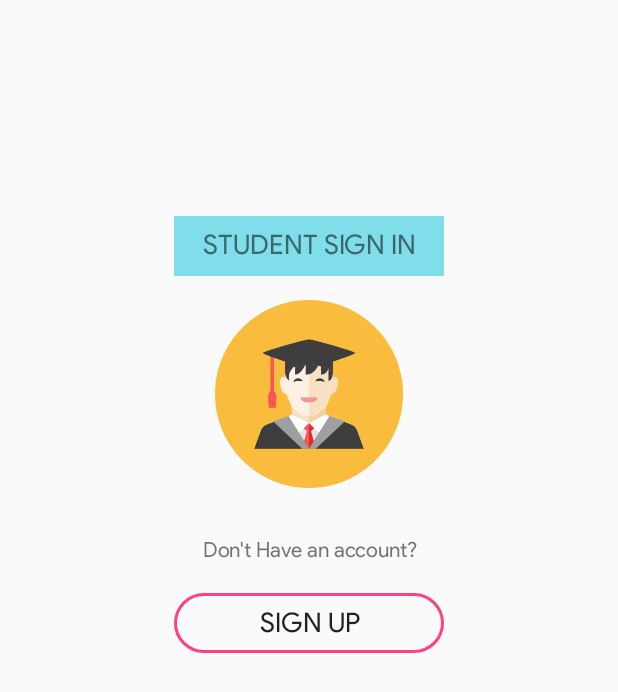
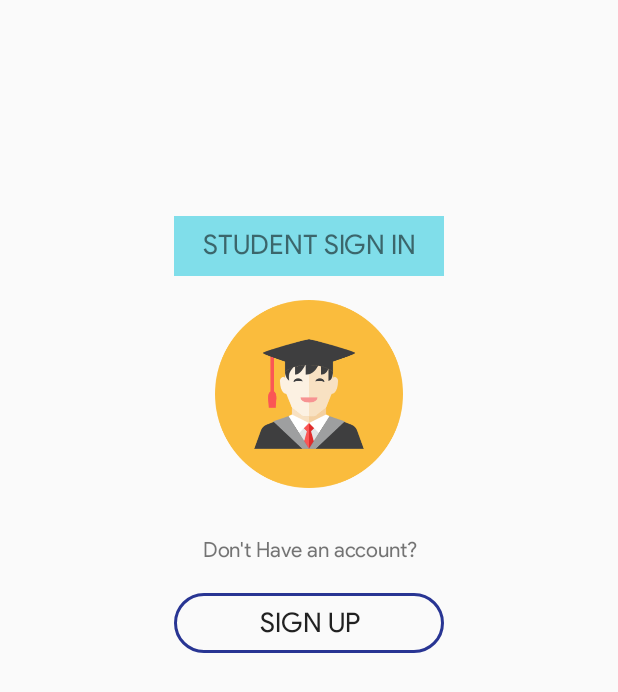
Before and after one commit to m-anas-j/AutomatedAttendanceSystem, an Android app: the screen it shows after launch (WelcomeScreenActivity), on a phone screen of 412 x 824 dp. Shown: the top 692 px of the screen. Run offline under Robolectric (Android 15) with nearby library versions, the phone set to English and light mode, and no system bars.

Commit message:
Changed color accent in buttons to #283593

```diff
--- a/app/src/main/res/drawable/ripple.xml
+++ b/app/src/main/res/drawable/ripple.xml
@@ -1,19 +1,19 @@
 <ripple xmlns:android="http://schemas.android.com/apk/res/android"
     xmlns:tools="http://schemas.android.com/tools"
-    android:color="@color/colorAccent"
+    android:color="#283593"
     tools:targetApi="lollipop">
     <item android:id="@android:id/mask">
         <shape android:shape="rectangle">
             <stroke
                 android:width="2dp"
-                android:color="@color/colorAccent">
+                android:color="#283593">
             </stroke>
             <corners
                 android:bottomRightRadius="20dp"
                 android:bottomLeftRadius="20dp"
                 android:topLeftRadius="20dp"
                 android:topRightRadius="20dp"/>
-            <solid android:color="@color/colorAccent" />
+            <solid android:color="#283593" />
         </shape>
     </item>
     <item
--- a/app/src/main/res/drawable/round_shape_background_without_color.xml
+++ b/app/src/main/res/drawable/round_shape_background_without_color.xml
@@ -2,7 +2,7 @@
 <shape xmlns:android="http://schemas.android.com/apk/res/android" android:shape="rectangle" android:padding="10dp">
     <stroke
         android:width="2dp"
-        android:color="@color/colorAccent">
+        android:color="#283593">
     </stroke>
     <corners
         android:bottomRightRadius="20dp"
```
